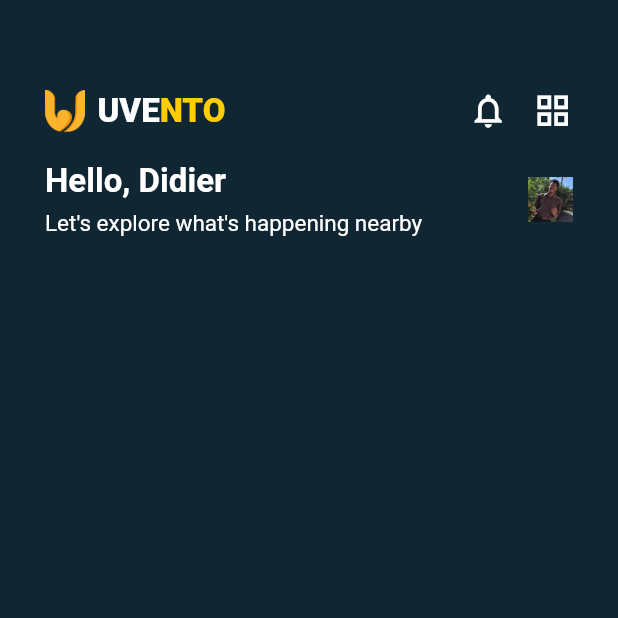
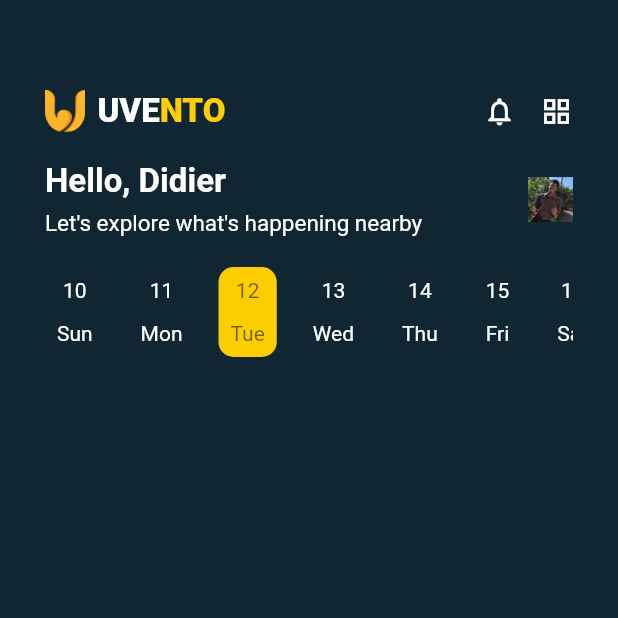
Before and after one commit to didierganthier/uvento, a Flutter app: the HomeScreen screen opened directly, on a phone screen of 412 x 824 dp, the top half of it. Run offline on Flutter 3.47's test engine with Material 2 defaults, Android fonts, the phone set to English and light mode, and no system bars.

Commit message:
selected dates added

```diff
--- a/lib/data/data.dart
+++ b/lib/data/data.dart
@@ -4,38 +4,13 @@ List<DateModel> getDates() {
   List<DateModel> dates = <DateModel>[];
   DateModel dateModel = DateModel();
 
-  //1
-  dateModel.date = "10";
-  dateModel.weekDay = "Sun";
-  dates.add(dateModel);
+  dates.add(DateModel(date: '10', weekDay: 'Sun'));
+  dates.add(DateModel(date: '11', weekDay: 'Mon'));
+  dates.add(DateModel(date: '12', weekDay: 'Tue'));
+  dates.add(DateModel(date: '13', weekDay: 'Wed'));
+  dates.add(DateModel(date: '14', weekDay: 'Thu'));
+  dates.add(DateModel(date: '15', weekDay: 'Fri'));
+  dates.add(DateModel(date: '16', weekDay: 'Sat'));
 
-  //2
-  dateModel.date = "11";
-  dateModel.weekDay = "Mon";
-  dates.add(dateModel);
-
-  //3
-  dateModel.date = "12";
-  dateModel.weekDay = "Tue";
-  dates.add(dateModel);
-
-  //4
-  dateModel.date = "13";
-  dateModel.weekDay = "Wed";
-  dates.add(dateModel);
-
-  //5
-  dateModel.date = "14";
-  dateModel.weekDay = "Thu";
-  dates.add(dateModel);
-
-  //6
-  dateModel.date = "15";
-  dateModel.weekDay = "Fri";
-  dates.add(dateModel);
-
-  //7
-  dateModel.date = "16";
-  dateModel.weekDay = "Sat";
-  dates.add(dateModel);
+  return dates;
 }
--- a/lib/home.dart
+++ b/lib/home.dart
@@ -1,4 +1,6 @@
 import 'package:flutter/material.dart';
+import 'package:uvento/data/data.dart';
+import 'package:uvento/models/date_models.dart';
 
 class HomeScreen extends StatefulWidget {
   @override
@@ -6,6 +8,15 @@ class HomeScreen extends StatefulWidget {
 }
 
 class _HomeScreenState extends State<HomeScreen> {
+  List<DateModel> dates = <DateModel>[];
+  String todayDateIs = "12";
+
+  @override
+  void initState() {
+    super.initState();
+    dates = getDates();
+  }
+
   @override
   Widget build(BuildContext context) {
     return Scaffold(
@@ -56,7 +67,7 @@ class _HomeScreenState extends State<HomeScreen> {
                       Spacer(),
                       Icon(
                         Icons.notifications_none_outlined,
-                        size: 27,
+                        size: 22,
                         color: Colors.white,
                       ),
                       SizedBox(
@@ -64,7 +75,7 @@ class _HomeScreenState extends State<HomeScreen> {
                       ),
                       Icon(
                         Icons.grid_view,
-                        size: 27,
+                        size: 22,
                         color: Colors.white,
                       ),
                     ],
@@ -106,6 +117,27 @@ class _HomeScreenState extends State<HomeScreen> {
                       ),
                     ],
                   ),
+                  SizedBox(
+                    height: 20,
+                  ),
+                  Container(
+                    height: 60,
+                    child: ListView.builder(
+                      itemCount: dates.length,
+                      shrinkWrap: true,
+                      scrollDirection: Axis.horizontal,
+                      itemBuilder: (context, index) {
+                        return GestureDetector(
+                          onTap: () => print(dates[index].weekDay),
+                          child: DateTile(
+                            weekDay: dates[index].weekDay,
+                            date: dates[index].date,
+                            isSelected: todayDateIs == dates[index].date,
+                          ),
+                        );
+                      },
+                    ),
+                  ),
                 ],
               ),
             ),
@@ -117,25 +149,31 @@ class _HomeScreenState extends State<HomeScreen> {
 }
 
 class DateTile extends StatelessWidget {
-  String weekDay;
-  String date;
-  bool isSelected;
+  final weekDay, date, isSelected;
+
+  DateTile({this.weekDay, this.date, this.isSelected});
 
   @override
   Widget build(BuildContext context) {
     return Container(
-      color: isSelected ? Color(0xffFCCD00) : Colors.transparent,
+      margin: EdgeInsets.only(right: 16),
+      padding: EdgeInsets.symmetric(horizontal: 8),
+      decoration: BoxDecoration(
+        color: isSelected ? Color(0xffFCCD00) : Colors.transparent,
+        borderRadius: BorderRadius.circular(10),
+      ),
       child: Column(
+        mainAxisAlignment: MainAxisAlignment.center,
         children: [
           Text(
-            "10",
+            date,
             style: TextStyle(color: isSelected ? Colors.black54 : Colors.white),
           ),
           SizedBox(
             height: 13,
           ),
           Text(
-            "Sun",
+            weekDay,
             style: TextStyle(color: isSelected ? Colors.black54 : Colors.white),
           ),
         ],
--- a/lib/models/date_models.dart
+++ b/lib/models/date_models.dart
@@ -1,4 +1,6 @@
 class DateModel {
   String weekDay;
   String date;
+
+  DateModel({this.date, this.weekDay});
 }
```
